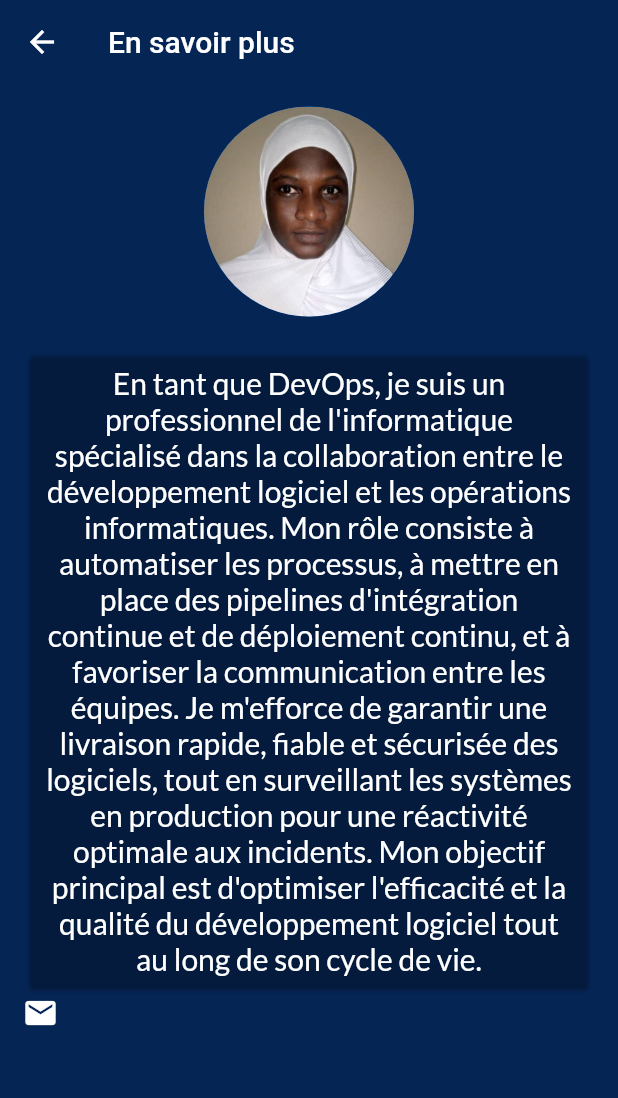
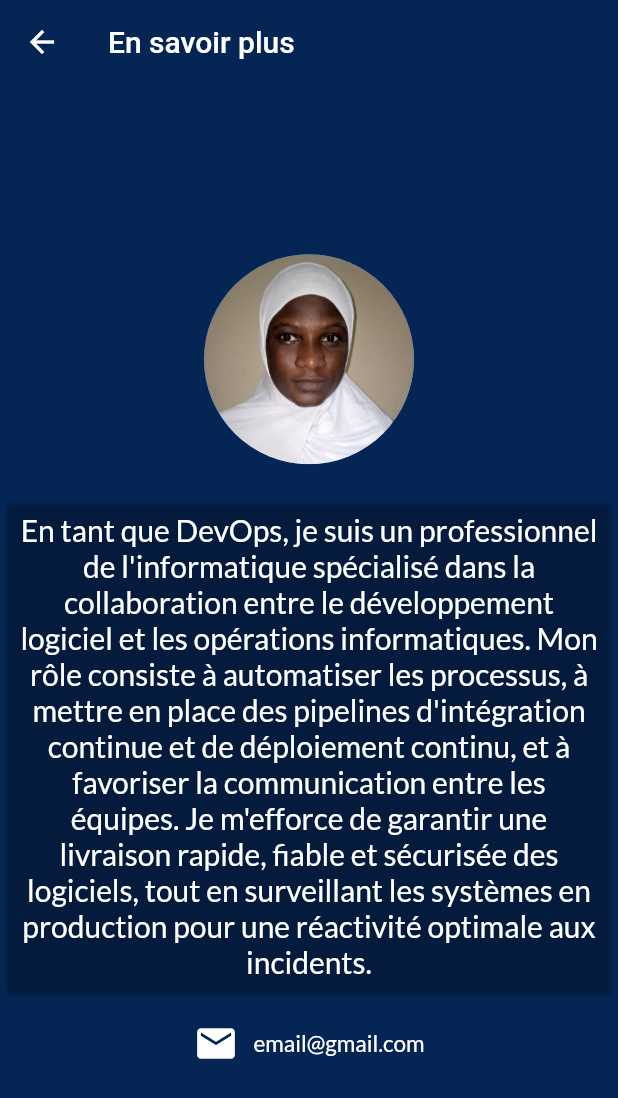
Before and after one commit to Mariamatambedou/Mes-Projet, a Flutter app: the screen it shows after launch, after a tap on "En savoir plus", on a phone screen of 412 x 824 dp. Shown: the top 1098 px of the screen. Run offline on Flutter 3.47's test engine with Material 2 defaults, Android fonts, the phone set to English and light mode, and no system bars; our stand-ins replace google_fonts.

Commit message:
second commit

```diff
--- /dev/null
+++ b/lib/ressources/const_global.dart
@@ -0,0 +1,7 @@
+const String nomCarteDeVisite = "Mariama";
+const textDescriptif =
+    "Architecte cloud chez AWS et DEVOPS, apprendre à etre dev mobile flutter";
+const statusDescription =
+    "En tant que DevOps, je suis un professionnel de l'informatique spécialisé dans la collaboration entre le développement logiciel et les opérations informatiques. Mon rôle consiste à automatiser les processus, à mettre en place des pipelines d'intégration continue et de déploiement continu, et à favoriser la communication entre les équipes. Je m'efforce de garantir une livraison rapide, fiable et sécurisée des logiciels, tout en surveillant les systèmes en production pour une réactivité optimale aux incidents.";
+const email = "email@gmail.com";
+const couleurBac = 0xff052555;
--- a/lib/screens/detail.dart
+++ b/lib/screens/detail.dart
@@ -1,23 +1,25 @@
 import 'package:flutter/material.dart';
 import 'package:google_fonts/google_fonts.dart';
+import 'package:test/ressources/const_global.dart';
 
 class Details extends StatelessWidget {
   @override
   Widget build(BuildContext context) {
     return Scaffold(
-      backgroundColor: Color(0xff052555),
+      backgroundColor: Color(couleurBac),
       appBar: AppBar(
         title: Text('En savoir plus'),
         backgroundColor: Colors.transparent,
         elevation: 0.0,
       ),
       body: Center(
-          child: Padding(
-        padding: const EdgeInsets.all(15.0),
-        child: Column(children: <Widget>[
-          CircleAvatar(
+          child: ListView(shrinkWrap: true, children: <Widget>[
+        Container(
+          alignment: Alignment.center,
+          child: CircleAvatar(
             radius: 70.0,
             backgroundImage: AssetImage('assets/im.png'),
+          ),
         ),
         SizedBox(
           height: 20.0,
@@ -27,7 +29,7 @@ class Details extends StatelessWidget {
           child: Padding(
             padding: const EdgeInsets.all(8.0),
             child: Text(
-                "En tant que DevOps, je suis un professionnel de l'informatique spécialisé dans la collaboration entre le développement logiciel et les opérations informatiques. Mon rôle consiste à automatiser les processus, à mettre en place des pipelines d'intégration continue et de déploiement continu, et à favoriser la communication entre les équipes. Je m'efforce de garantir une livraison rapide, fiable et sécurisée des logiciels, tout en surveillant les systèmes en production pour une réactivité optimale aux incidents. Mon objectif principal est d'optimiser l'efficacité et la qualité du développement logiciel tout au long de son cycle de vie.",
+              statusDescription,
               textAlign: TextAlign.center,
               style: GoogleFonts.lato(
                 fontSize: 20.0,
@@ -36,13 +38,30 @@ class Details extends StatelessWidget {
             ),
           ),
         ),
+        SizedBox(
+          height: 15.0,
+        ),
         Row(
+          mainAxisAlignment: MainAxisAlignment.center,
           children: <Widget>[
-              Icon(Icons.email, color: Colors.white),
+            Icon(
+              Icons.email,
+              color: Colors.white,
+              size: 30.0,
+            ),
+            SizedBox(
+              width: 10.0,
+            ),
+            Text(
+              email,
+              style: GoogleFonts.lato(
+                color: Colors.white,
+                fontSize: 15.0,
+              ),
+            )
           ],
         )
-        ]),
-      )),
+      ])),
     );
   }
 }
--- a/lib/screens/visit_cart.dart
+++ b/lib/screens/visit_cart.dart
@@ -1,18 +1,31 @@
 import 'package:flutter/material.dart';
 import 'package:google_fonts/google_fonts.dart';
+import 'package:test/ressources/const_global.dart';
 import 'package:test/screens/detail.dart';
 
 class VisitCart extends StatelessWidget {
   @override
   Widget build(BuildContext context) {
     return Scaffold(
-      backgroundColor: Color(0xff052555),
+      backgroundColor: Color(couleurBac),
       appBar: AppBar(
         backgroundColor: Colors.transparent,
         elevation: 0.0,
         title: Text('Ma carte de visite'),
       ),
-      body: Center(
+      body: _buildBody(),
+    );
+  }
+}
+
+class _buildBody extends StatelessWidget {
+  const _buildBody({
+    super.key,
+  });
+
+  @override
+  Widget build(BuildContext context) {
+    return Center(
       child: Padding(
         padding: EdgeInsets.all(15.0),
         child: Column(
@@ -30,7 +43,7 @@ class VisitCart extends StatelessWidget {
               child: Padding(
                 padding: const EdgeInsets.all(8.0),
                 child: Text(
-                    'Mariama',
+                  nomCarteDeVisite,
                   style: GoogleFonts.lato(
                     fontSize: 30.0,
                     height: 1.5,
@@ -45,7 +58,7 @@ class VisitCart extends StatelessWidget {
               child: Padding(
                 padding: const EdgeInsets.all(8.0),
                 child: Text(
-                    'Architecte cloud chez AWS et DEVOPS, apprendre à etre dev mobile flutter',
+                  textDescriptif,
                   textAlign: TextAlign.center,
                   style: GoogleFonts.lato(
                     fontSize: 20.0,
@@ -76,7 +89,6 @@ class VisitCart extends StatelessWidget {
           ],
         ),
       ),
-      ),
     );
   }
 }
```
Lines whose indentation alone changed are shown as unchanged.
